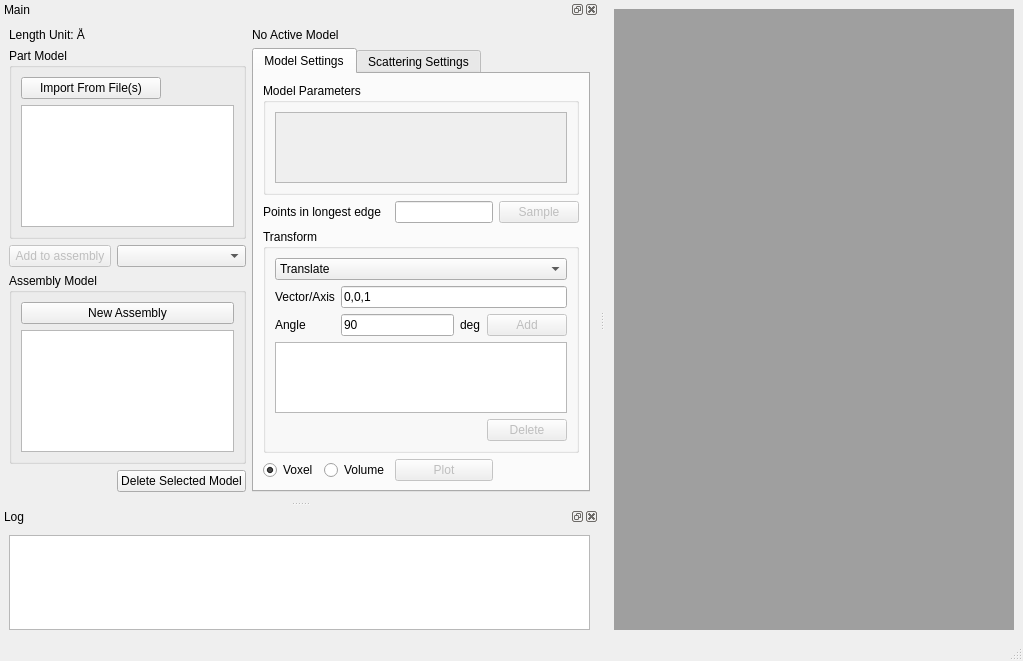
Above: src/model2sas/gui/MainWindow.ui from molybd/Model2SAS before the change. Below: the same form after it.
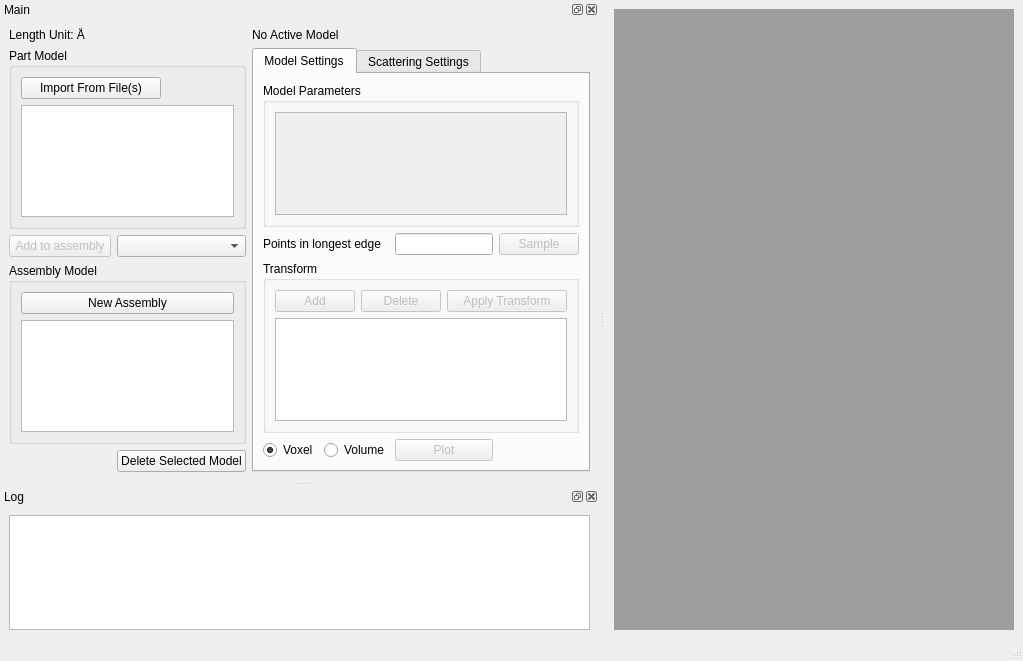
That is the form after the change.

Commit message: update transform edit to a more convinient way

```diff
--- a/src/model2sas/gui/MainWindow.ui
+++ b/src/model2sas/gui/MainWindow.ui
@@ -173,28 +173,8 @@
             <string>Transform</string>
            </property>
            <layout class="QGridLayout" name="gridLayout_4">
-            <item row="7" column="3">
-             <widget class="QPushButton" name="pushButton_delete_selected_transform">
-              <property name="enabled">
-               <bool>false</bool>
-              </property>
-              <property name="text">
-               <string>Delete</string>
-              </property>
-             </widget>
-            </item>
-            <item row="1" column="0">
-             <widget class="QLabel" name="label_transform_vector">
-              <property name="enabled">
-               <bool>true</bool>
-              </property>
-              <property name="text">
-               <string>Vector/Axis</string>
-              </property>
-             </widget>
-            </item>
-            <item row="6" column="0" colspan="4">
-             <widget class="QListView" name="listView_transforms">
+            <item row="3" column="0" colspan="4">
+             <widget class="QTableView" name="tableView_transforms">
               <property name="enabled">
                <bool>true</bool>
               </property>
@@ -206,27 +186,17 @@
               </property>
              </widget>
             </item>
-            <item row="2" column="0">
-             <widget class="QLabel" name="label_transform_angle">
+            <item row="0" column="1">
+             <widget class="QPushButton" name="pushButton_delete_selected_transform">
               <property name="enabled">
-               <bool>true</bool>
+               <bool>false</bool>
               </property>
               <property name="text">
-               <string>Angle</string>
+               <string>Delete</string>
               </property>
              </widget>
             </item>
-            <item row="2" column="1">
-             <widget class="QLineEdit" name="lineEdit_transform_angle">
-              <property name="enabled">
-               <bool>true</bool>
-              </property>
-              <property name="text">
-               <string>90</string>
-              </property>
-             </widget>
-            </item>
-            <item row="2" column="3">
+            <item row="0" column="0">
              <widget class="QPushButton" name="pushButton_add_transform">
               <property name="enabled">
                <bool>false</bool>
@@ -236,37 +206,13 @@
               </property>
              </widget>
             </item>
-            <item row="0" column="0" colspan="4">
-             <widget class="QComboBox" name="comboBox_transform_type">
+            <item row="0" column="2" colspan="2">
+             <widget class="QPushButton" name="pushButton_apply_transform">
               <property name="enabled">
-               <bool>true</bool>
+               <bool>false</bool>
               </property>
-              <item>
-               <property name="text">
-                <string>Translate</string>
-               </property>
-              </item>
-              <item>
-               <property name="text">
-                <string>Rotate</string>
-               </property>
-              </item>
-             </widget>
-            </item>
-            <item row="1" column="1" colspan="3">
-             <widget class="QLineEdit" name="lineEdit_transform_vector">
-              <property name="enabled">
-               <bool>true</bool>
-              </property>
               <property name="text">
-               <string>0,0,1</string>
-              </property>
-             </widget>
-            </item>
-            <item row="2" column="2">
-             <widget class="QLabel" name="label_degree">
-              <property name="text">
-               <string>deg</string>
+               <string>Apply Transform</string>
               </property>
              </widget>
             </item>
```
Left out of the diff: 28 changed lines with no effect on the pictures. The commit also changes 2 other files.
